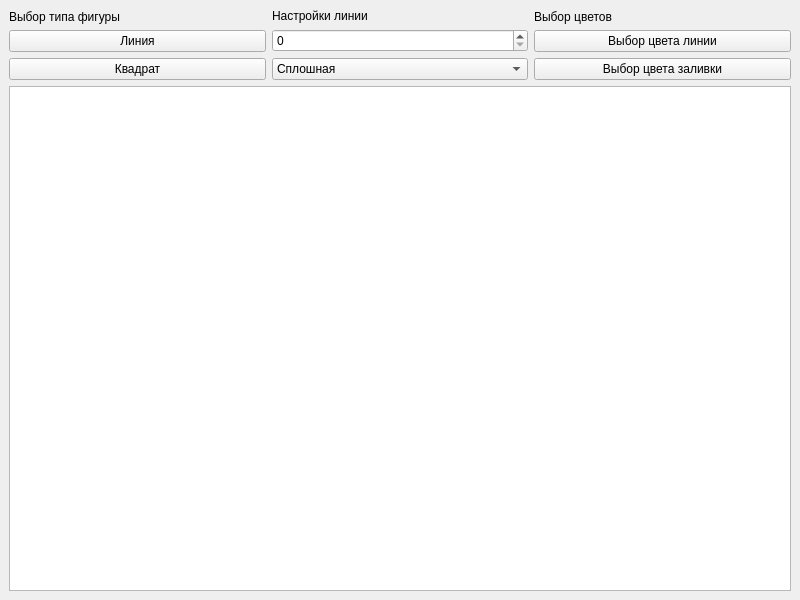
Qt form View/form.ui (Abcrtemy/Graphic_Editor) before a commit.
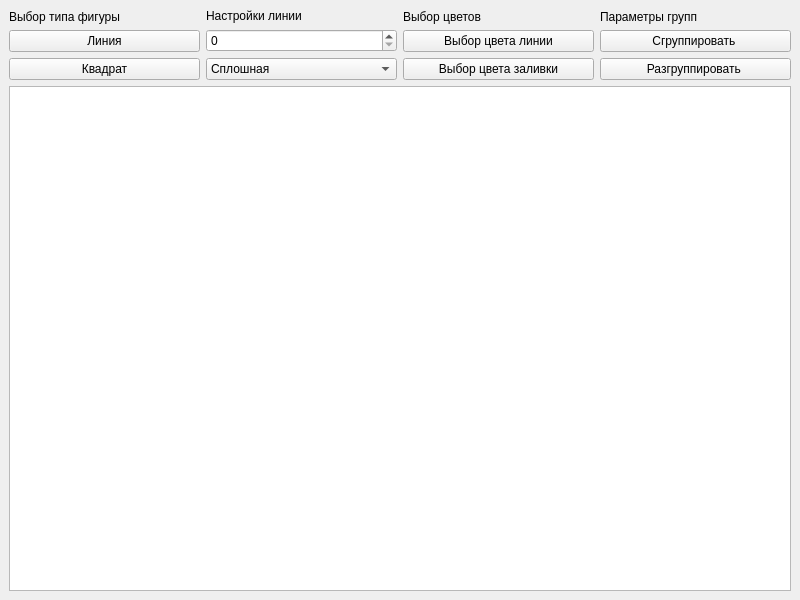
The same form after that commit.

```diff
--- a/View/form.ui
+++ b/View/form.ui
@@ -100,6 +100,31 @@
         </item>
        </layout>
       </item>
+      <item>
+       <layout class="QVBoxLayout" name="verticalLayout_5">
+        <item>
+         <widget class="QLabel" name="label_4">
+          <property name="text">
+           <string>Параметры групп</string>
+          </property>
+         </widget>
+        </item>
+        <item>
+         <widget class="QPushButton" name="pushButton_3">
+          <property name="text">
+           <string>Сгруппировать </string>
+          </property>
+         </widget>
+        </item>
+        <item>
+         <widget class="QPushButton" name="pushButton_4">
+          <property name="text">
+           <string>Разгруппировать </string>
+          </property>
+         </widget>
+        </item>
+       </layout>
+      </item>
      </layout>
     </item>
     <item>
```
Left out of the diff: 2 changed lines with no effect on the pictures.
